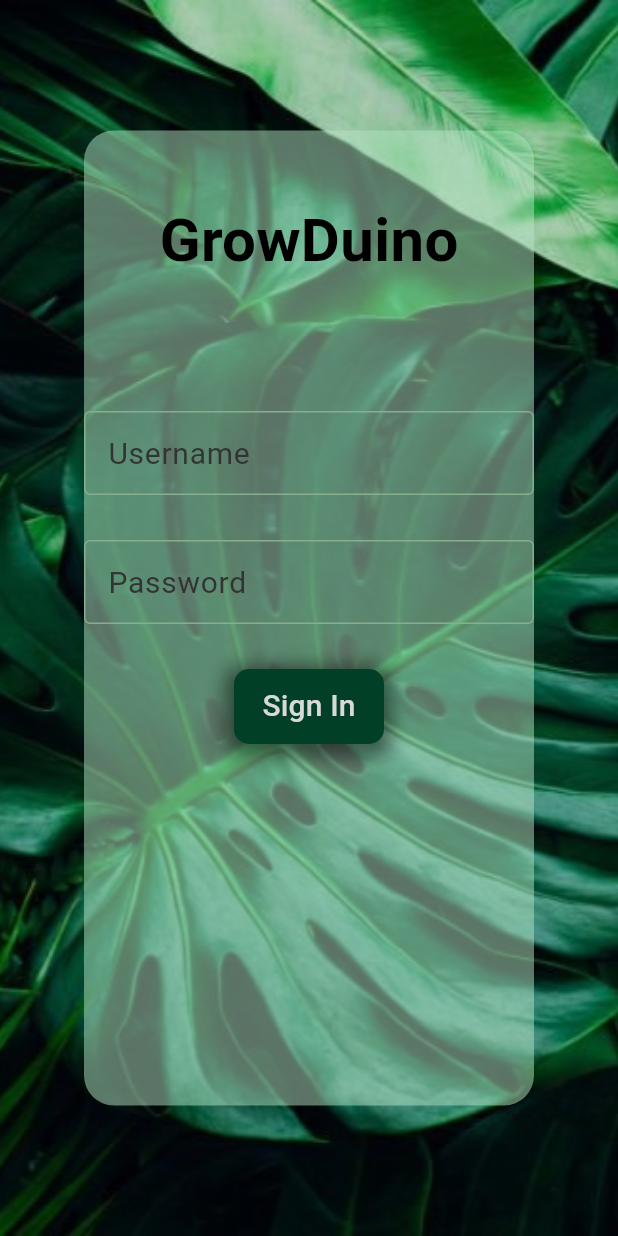
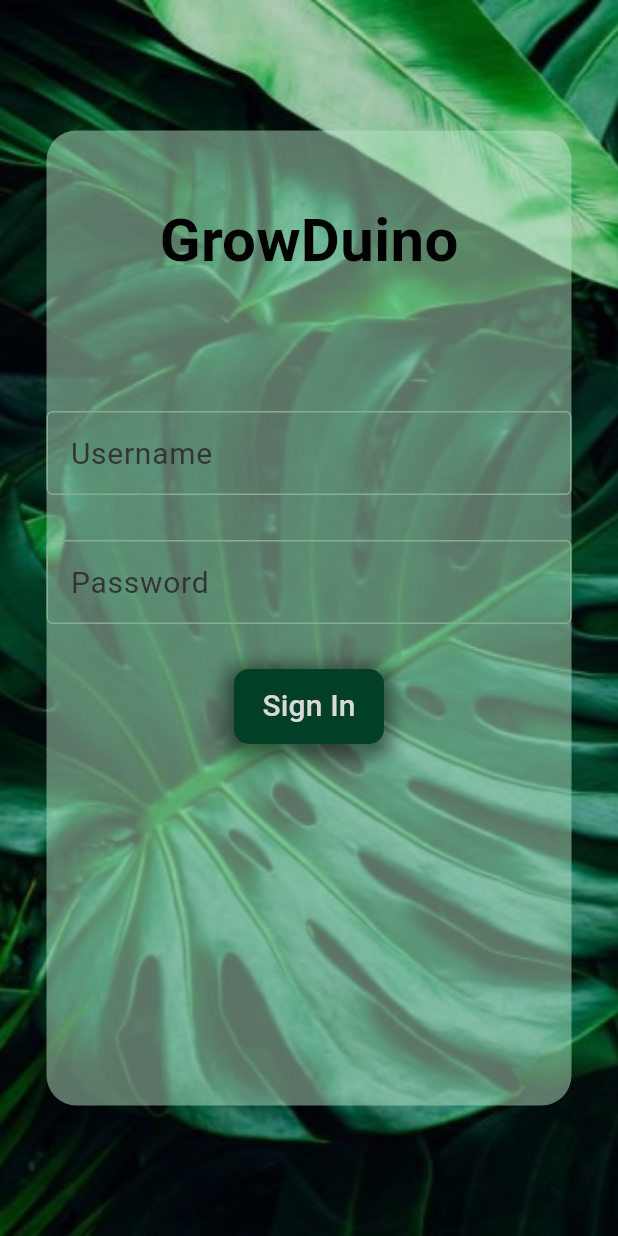
Before and after one commit to racheljewell/Grow-Duino, a Flutter app: the screen it shows after launch, on a phone screen of 412 x 824 dp. Run offline on Flutter 3.47's test engine with Material 3 defaults, Android fonts, the phone set to English and light mode, and no system bars; our stand-ins replace firebase_auth, firebase_core, fl_chart, shared_preferences; accounts and stored records are empty.

Commit message:
updated login page

```diff
--- a/app/demo/lib/pages/login_page.dart
+++ b/app/demo/lib/pages/login_page.dart
@@ -75,9 +75,10 @@ class GrowduinoApp extends StatelessWidget {
           body: Stack(
             children: [
               const LoginPage(),
-              Center(
+              Expanded(
+                child: Center(
                   child: Container(
-                  width: 300,
+                    width: 350,
                     height: 650,
                     decoration: BoxDecoration(
                       color: context.theme.appColors.background.withOpacity(0.5),
@@ -185,6 +186,7 @@ class GrowduinoApp extends StatelessWidget {
                     ),
                   ),
                 ),
+              ),
             ],
           ),
         ),
```
Lines whose indentation alone changed are shown as unchanged.
